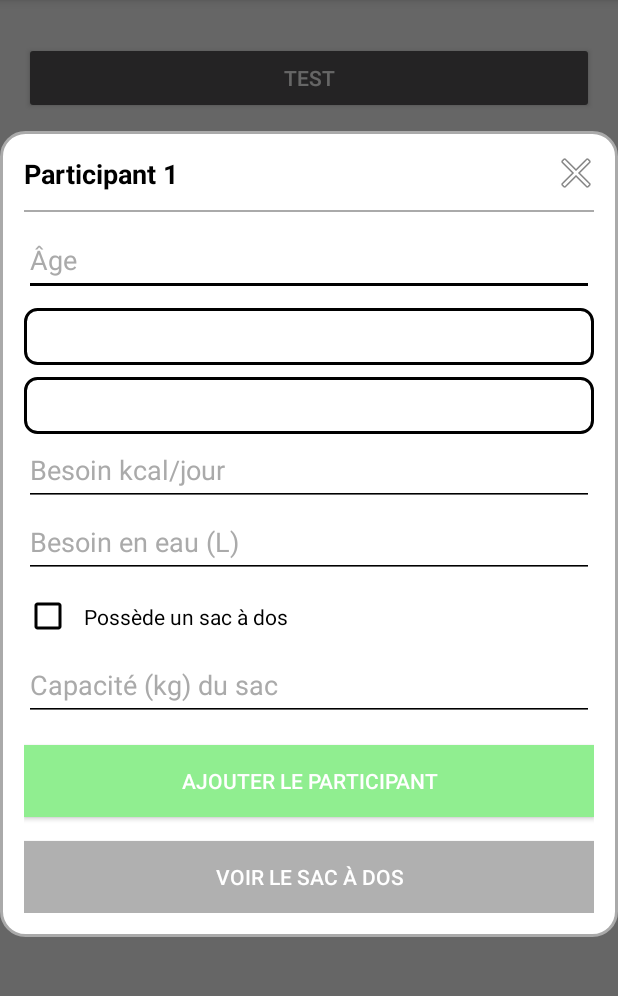
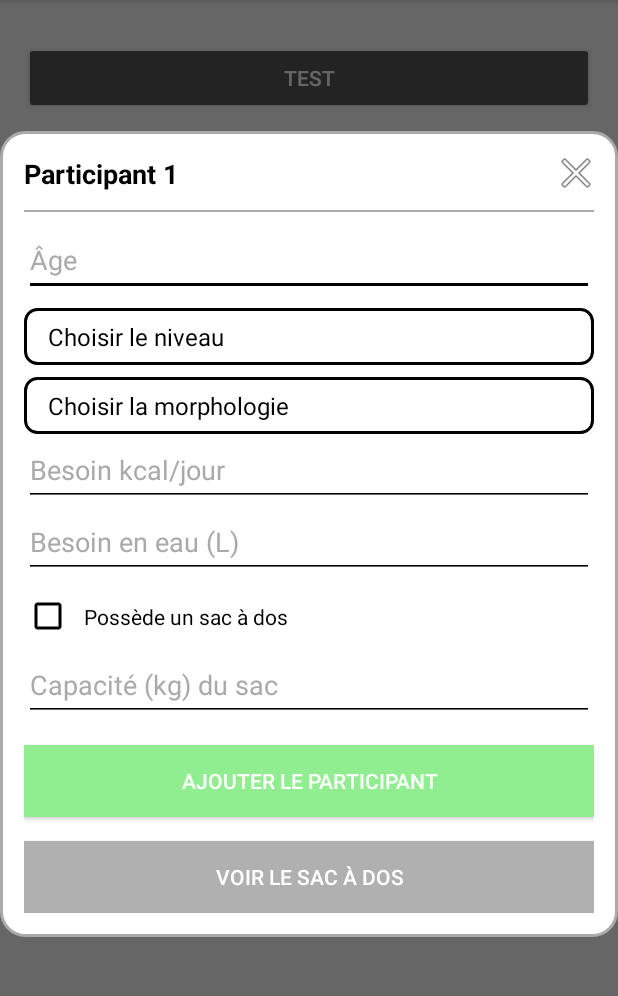
Before and after one commit to 4aWalk/4aWalk-app, an Android app: the screen it shows after launch (MainActivity), after a tap on "TEST", on a phone screen of 412 x 824 dp, the part 84-1080 px from its top. Run offline under Robolectric (Android 15) with nearby library versions, the phone set to English and light mode, and no system bars.

Commit message:
Add spinners to participant popup in MainActivity
Introduces two spinners for selecting 'niveau' and 'morphologie' in the participant popup. Custom adapters ensure black text and transparent backgrounds. The validation button now displays the selected spinner values in the confirmation toast.

```diff
--- a/app/src/main/java/fr/iutrodez/a4awalk/MainActivity.java
+++ b/app/src/main/java/fr/iutrodez/a4awalk/MainActivity.java
@@ -6,8 +6,11 @@ import android.app.Dialog;
 import android.graphics.Color;
 import android.graphics.drawable.ColorDrawable;
 import android.os.Bundle;
+import android.widget.ArrayAdapter;
 import android.widget.Button;
 import android.widget.ImageButton;
+import android.widget.Spinner;
+import android.widget.TextView;
 import android.widget.Toast;
 
 public class MainActivity extends AppCompatActivity {
@@ -20,24 +23,82 @@ public class MainActivity extends AppCompatActivity {
         Button btnOpen = findViewById(R.id.btnOpenPopup);
 
         btnOpen.setOnClickListener(v -> {
+
             Dialog dialog = new Dialog(this);
             dialog.setContentView(R.layout.popup_participant);
             dialog.getWindow().setBackgroundDrawable(
                     new ColorDrawable(Color.TRANSPARENT)
             );
 
+            // --- Boutons du popup ---
             ImageButton btnClose = dialog.findViewById(R.id.btnClose);
             Button btnVoirSac = dialog.findViewById(R.id.btnVoirSac);
             Button btnValider = dialog.findViewById(R.id.btnValider);
 
+            // --- Spinners du popup ---
+            Spinner spinner1 = dialog.findViewById(R.id.spinnerNiveau);
+            Spinner spinner2 = dialog.findViewById(R.id.spinnerMorphologie);
+
+            // --- Données des spinners ---
+            String[] liste1 = getResources().getStringArray(R.array.niveaux);
+            String[] liste2 = getResources().getStringArray(R.array.morphologies);
+
+            // --- Adaptateur 1 avec texte noir ---
+            ArrayAdapter<String> adapter1 = new ArrayAdapter<String>(this, android.R.layout.simple_spinner_item, liste1) {
+                @Override
+                public android.view.View getView(int position, android.view.View convertView, android.view.ViewGroup parent) {
+                    TextView view = (TextView) super.getView(position, convertView, parent);
+                    view.setTextColor(Color.BLACK);       // texte affiché choisi
+                    view.setBackgroundColor(Color.TRANSPARENT); // fond transparent pour ne pas écraser la zone
+                    return view;
+                }
+
+                @Override
+                public android.view.View getDropDownView(int position, android.view.View convertView, android.view.ViewGroup parent) {
+                    TextView view = (TextView) super.getDropDownView(position, convertView, parent);
+                    view.setTextColor(Color.BLACK);       // texte dans la liste déroulante
+                    return view;
+                }
+            };
+            adapter1.setDropDownViewResource(android.R.layout.simple_spinner_dropdown_item);
+            spinner1.setAdapter(adapter1);
+
+
+            // --- Adaptateur 2 avec texte noir ---
+            ArrayAdapter<String> adapter2 = new ArrayAdapter<String>(this, android.R.layout.simple_spinner_item, liste2) {
+                @Override
+                public android.view.View getView(int position, android.view.View convertView, android.view.ViewGroup parent) {
+                    TextView view = (TextView) super.getView(position, convertView, parent);
+                    view.setTextColor(Color.BLACK);       // texte affiché choisi
+                    view.setBackgroundColor(Color.TRANSPARENT); // fond transparent pour ne pas écraser la zone
+                    return view;
+                }
+
+                @Override
+                public android.view.View getDropDownView(int position, android.view.View convertView, android.view.ViewGroup parent) {
+                    TextView view = (TextView) super.getDropDownView(position, convertView, parent);
+                    view.setTextColor(Color.BLACK);       // texte dans la liste déroulante
+                    return view;
+                }
+            };
+            adapter2.setDropDownViewResource(android.R.layout.simple_spinner_dropdown_item);
+            spinner2.setAdapter(adapter2);
+
+
+            // --- Événements ---
             btnClose.setOnClickListener(view -> dialog.dismiss());
 
-            btnVoirSac.setOnClickListener(view -> {
-                Toast.makeText(this, "Ouverture du sac...", Toast.LENGTH_SHORT).show();
-            });
+            btnVoirSac.setOnClickListener(view ->
+                    Toast.makeText(this, "Ouverture du sac...", Toast.LENGTH_SHORT).show()
+            );
 
             btnValider.setOnClickListener(view -> {
-                Toast.makeText(this, "Participant ajoutée", Toast.LENGTH_SHORT).show();
+                String choix1 = spinner1.getSelectedItem().toString();
+                String choix2 = spinner2.getSelectedItem().toString();
+
+                Toast.makeText(this,
+                        "Participant ajouté\nChoix : " + choix1 + " / " + choix2,
+                        Toast.LENGTH_SHORT).show();
             });
 
             dialog.show();
```
